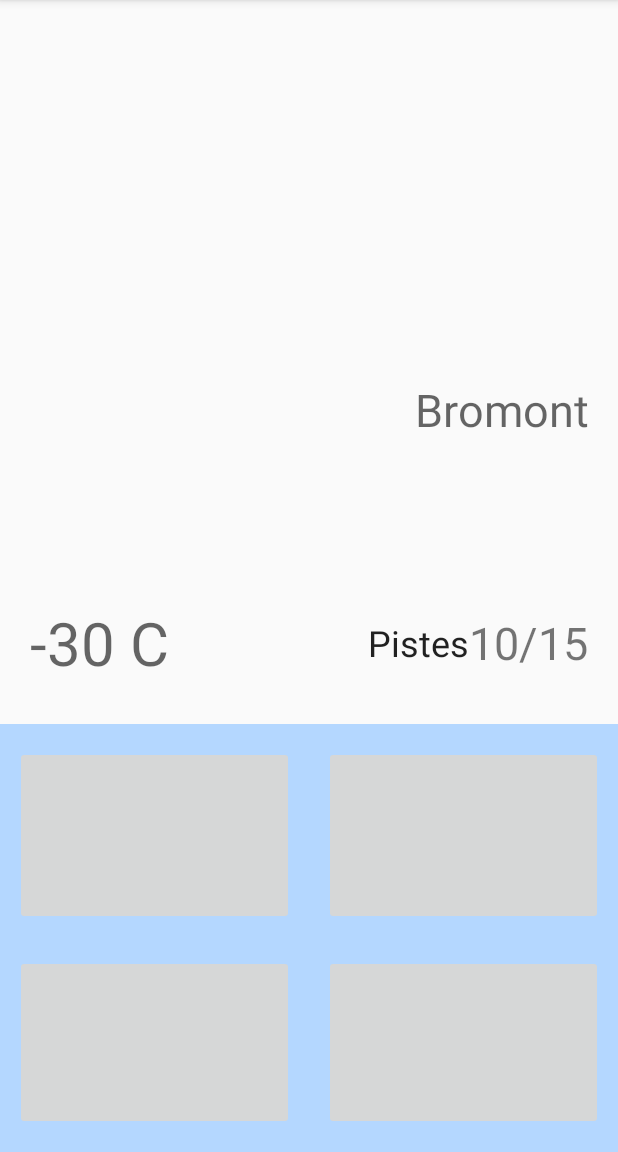
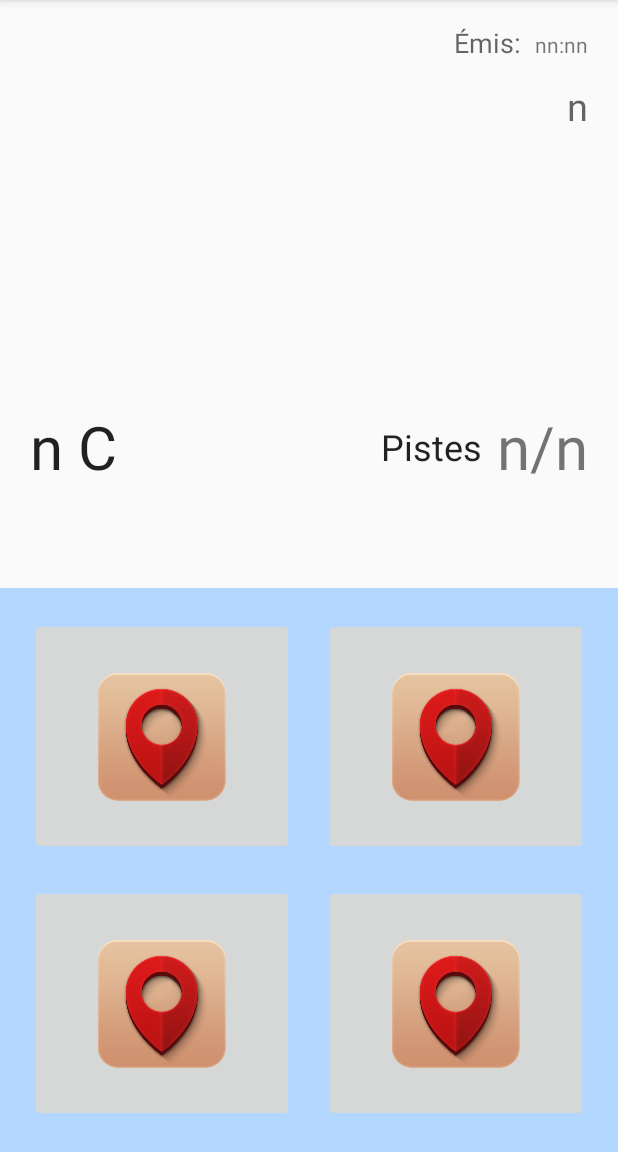
Before and after one commit to AnaelMaubant/SkiConditions, an Android app: the screen it shows after launch (MainActivity), on a phone screen of 412 x 824 dp, the part 84-1236 px from its top. Run offline under Robolectric (Android 15) with nearby library versions, the phone set to English and light mode, and no system bars; network calls fail.

Commit message:
remplir les composants de MainActivity et StationActivity
lorsqu’on clique sur le nom de la station affiche a la premiere page,
il nous dirige vers la page de details et remplir la page avec les
infos(par intent)

```diff
--- a/SkiConditions/app/src/main/java/ift2905/skiconditions/MainActivity.java
+++ b/SkiConditions/app/src/main/java/ift2905/skiconditions/MainActivity.java
@@ -4,25 +4,47 @@ import android.content.Intent;
 import android.os.AsyncTask;
 import android.support.v7.app.ActionBarActivity;
 import android.os.Bundle;
+import android.util.Log;
+import android.util.Pair;
 import android.view.Menu;
 import android.view.MenuItem;
 import android.view.View;
 import android.widget.ImageButton;
+import android.widget.ImageView;
 import android.widget.TextView;
 import android.widget.Toast;
+
+import java.util.HashMap;
+
+import SkiConditionApi.Station;
+import SkiConditionApi.StationsManager;
 
 
 public class MainActivity extends ActionBarActivity {
 
-    ImageButton imgButton2;
-    ImageButton imgButton3;
-    ImageButton imgButton4;
+    ImageButton button_search,button_favoris,button_random,button_map;
+    TextView view_name,view_temp,view_pistes,view_updateDate;
+    ImageView tempIcon;
+    String t,n,w,d;
+    Pair<Integer,Integer> p;
+    Station s;
+
+    //station affichiee dans la page d'accueil
+    String stationPrincipal="Centre plein air Mont Kanasuta";
+
+    StationsManager sm;
+    HashMap<String, Station> stations;
+
+
 
     @Override
     protected void onCreate(Bundle savedInstanceState) {
         super.onCreate(savedInstanceState);
+
+        setContentView(R.layout.activity_main);
+
         new DownloadStations().execute();
-        setContentView(R.layout.activity_main);
+
         addButtonListener();
         addTextListener();
     }
@@ -42,7 +64,6 @@ public class MainActivity extends ActionBarActivity {
 
         switch (item.getItemId()) {
             case R.id.pref:
-
                 Toast.makeText(getBaseContext(), "You selected Preference", Toast.LENGTH_SHORT).show();
 
                 return true;
@@ -77,6 +98,22 @@ public class MainActivity extends ActionBarActivity {
         startActivity(intent);
     }
 
+    public void StartTextActivity() {
+        Intent intent = new Intent();
+        intent.setClass(MainActivity.this, StationActivity.class);
+        Bundle bundle = new Bundle();
+
+        //mettre ca dans le bundle
+        bundle.putString("name", stationPrincipal);
+        bundle.putString("temperature", t);
+        bundle.putString("pistes", p.first + "/" + p.second);
+        bundle.putString("update", d);
+
+        intent.putExtras(bundle);
+
+        startActivity(intent);
+    }
+
     private class DownloadStations extends AsyncTask<String, String, Boolean> {
 
         @Override
@@ -91,6 +128,7 @@ public class MainActivity extends ActionBarActivity {
                 Toast.makeText(MainActivity.this, "Error while getting json", Toast.LENGTH_SHORT).show();
                 new LoadStations().execute();
             } else {
+                Log.d("MAIN", "Json Parsing was successful");
                 Toast.makeText(MainActivity.this, "Json Parsing was successful", Toast.LENGTH_SHORT).show();
                 new SaveStations().execute();
             }
@@ -102,7 +140,8 @@ public class MainActivity extends ActionBarActivity {
         @Override
         protected Boolean doInBackground(String... params) {
 
-            boolean isASuccess = ((SkiConditionApplication) getApplication()).GetStationManager().SaveStations(getBaseContext());
+            sm = ((SkiConditionApplication) getApplication()).GetStationManager();
+            boolean isASuccess = sm.SaveStations(getBaseContext());
             return isASuccess;
         }
 
@@ -112,7 +151,12 @@ public class MainActivity extends ActionBarActivity {
                 Toast.makeText(MainActivity.this, "Error while saving stations", Toast.LENGTH_SHORT).show();
             } else {
                 Toast.makeText(MainActivity.this, "Stations successfully save in db", Toast.LENGTH_SHORT).show();
+
                 new LoadStations().execute();
+
+                Log.d("MAIN", "Stations successfully save in db");
+                stations = sm.get_stations();
+                set_firstPage();
 
             }
         }
@@ -123,7 +167,8 @@ public class MainActivity extends ActionBarActivity {
         @Override
         protected Boolean doInBackground(String... params) {
 
-            boolean isASuccess = ((SkiConditionApplication) getApplication()).GetStationManager().LoadStations(getBaseContext());
+            sm = ((SkiConditionApplication) getApplication()).GetStationManager();
+            boolean isASuccess = sm.LoadStations(getBaseContext());
             return isASuccess;
         }
 
@@ -132,53 +177,89 @@ public class MainActivity extends ActionBarActivity {
             if (!saveIsASuccess) {
                 Toast.makeText(MainActivity.this, "Error while loading stations", Toast.LENGTH_SHORT).show();
             } else {
+                Log.d("MAIN", "Stations successfully load from db");
                 Toast.makeText(MainActivity.this, "Stations successfully load from db", Toast.LENGTH_SHORT).show();
+                stations = sm.get_stations();
+                set_firstPage();
 
             }
         }
     }
 
+    private void findViews(){
+        view_name = (TextView)findViewById(R.id.nomStation);
+        view_temp = (TextView)findViewById(R.id.temp);
+        view_pistes= (TextView)findViewById(R.id.pistes);
+        tempIcon=(ImageView)findViewById(R.id.tempIcon);
+        view_updateDate= (TextView)findViewById(R.id.emis);
+
+    }
+
+    //first page
+    private void showResults(){
+        // on recupere la premiere station
+        s = stations.get(stationPrincipal);
+        t = s.get_temperature();
+        n = s.get_name();
+        p = s.get_trails();
+        w = s.get_weather();
+        d = s.get_lastUpdate();
+
+        // mettre ca dans l interface
+        view_name.setText(s.get_name());
+        view_temp.setText(t);
+        view_pistes.setText(p.first + "/" + p.second);
+        view_updateDate.setText(d);
+    }
+
+    public void set_firstPage(){
+        findViews();
+        showResults();
+    }
 
     public void addButtonListener() {
-        ImageButton imgButton1 = (ImageButton) findViewById(R.id.chercherButton);
-        imgButton1.setOnClickListener(new View.OnClickListener() {
+        button_search = (ImageButton) findViewById(R.id.chercherButton);
+        button_search.setOnClickListener(new View.OnClickListener() {
             @Override
             public void onClick(View view) {
+
                 Toast.makeText(MainActivity.this, "chercher une station!", Toast.LENGTH_SHORT).show();
             }
         });
 
-        imgButton2 = (ImageButton) findViewById(R.id.favorisButton);
-        imgButton2.setOnClickListener(new View.OnClickListener() {
+        button_favoris = (ImageButton) findViewById(R.id.favorisButton);
+        button_favoris.setOnClickListener(new View.OnClickListener() {
             @Override
             public void onClick(View view) {
                 Toast.makeText(MainActivity.this, "montrer tous mes sites preferees!", Toast.LENGTH_SHORT).show();
             }
         });
 
-        imgButton3 = (ImageButton) findViewById(R.id.randomButton);
-        imgButton3.setOnClickListener(new View.OnClickListener() {
+        button_random = (ImageButton) findViewById(R.id.randomButton);
+        button_random.setOnClickListener(new View.OnClickListener() {
             @Override
             public void onClick(View view) {
                 Toast.makeText(MainActivity.this, "suggerer maintenant une station aleatoire!", Toast.LENGTH_SHORT).show();
             }
         });
 
-        imgButton4 = (ImageButton) findViewById(R.id.mapButton);
-        imgButton4.setOnClickListener(new View.OnClickListener() {
+        button_map = (ImageButton) findViewById(R.id.mapButton);
+        button_map.setOnClickListener(new View.OnClickListener() {
             @Override
             public void onClick(View view) {
                 Toast.makeText(MainActivity.this, "montrer la carte qui indique tous les stations!", Toast.LENGTH_SHORT).show();
             }
         });
     }
+
     public void addTextListener() {
-    TextView btn = (TextView) findViewById(R.id.nomStation);
-    btn.setOnClickListener(new View.OnClickListener() {
+        TextView btn = (TextView) findViewById(R.id.nomStation);
+        btn.setOnClickListener(new View.OnClickListener() {
 
         @Override
         public void onClick (View v){
             Toast.makeText(MainActivity.this, "Afficher maintenant la page de details de cette station!!", Toast.LENGTH_SHORT).show();
+            StartTextActivity();
 
         }
     }
--- a/SkiConditions/app/src/main/res/layout/activity_main.xml
+++ b/SkiConditions/app/src/main/res/layout/activity_main.xml
@@ -4,50 +4,88 @@
     android:orientation="vertical"
     android:layout_width="match_parent"
     android:layout_height="match_parent"
-    android:weightSum="1"
     android:paddingTop="@dimen/activity_vertical_margin"
     tools:context=".MainActivity"
-    android:gravity="bottom">
+    android:gravity="top"
+    android:weightSum="4">
 
     <LinearLayout
-        android:orientation="horizontal"
-        android:layout_width="match_parent"
-        android:layout_height="82dp"
+        android:orientation="vertical"
+        android:layout_width="fill_parent"
+        android:layout_height="0dp"
+        android:layout_weight="1"
         android:paddingLeft="20dp"
-        android:gravity="center_vertical"
-        android:layout_weight="0.44">
+        android:paddingRight="20dp">
 
-        <ImageView
-            android:layout_width="50dp"
-            android:layout_height="50dp"
-            android:id="@+id/imageView" />
+        <LinearLayout
+            android:orientation="horizontal"
+            android:layout_width="fill_parent"
+            android:layout_height="wrap_content"
+            android:gravity="right|top">
 
-        <TextView
+            <TextView
+                android:layout_width="wrap_content"
+                android:layout_height="wrap_content"
+                android:textAppearance="?android:attr/textAppearanceMedium"
+                android:text="Émis:  " />
+
+            <TextView
+                android:layout_width="wrap_content"
+                android:layout_height="wrap_content"
+                android:textAppearance="?android:attr/textAppearanceSmall"
+                android:text="@string/emisHeure"
+                android:id="@+id/emis" />
+
+        </LinearLayout>
+
+        <LinearLayout
+            android:orientation="horizontal"
             android:layout_width="match_parent"
-            android:layout_height="50dp"
-            android:textAppearance="?android:attr/textAppearanceMedium"
-            android:text="@string/nomStation"
-            android:id="@+id/nomStation"
+            android:layout_height="wrap_content"
             android:gravity="center_vertical|right"
-            android:paddingLeft="20dp"
-            android:paddingRight="20dp"
-            android:textSize="30sp"
-            android:clickable="true" />
+            android:layout_gravity="center_vertical|right">
+
+            <ImageView
+                android:layout_width="60dp"
+                android:layout_height="60dp"
+                android:id="@+id/tempIcon" />
+
+            <TextView
+                android:layout_width="match_parent"
+                android:layout_height="wrap_content"
+                android:textAppearance="?android:attr/textAppearanceMedium"
+                android:text="@string/nomStation"
+                android:id="@+id/nomStation"
+                android:gravity="center_vertical|right"
+                android:textSize="25dp"
+                android:clickable="true" />
+
+        </LinearLayout>
     </LinearLayout>
 
     <LinearLayout
         android:orientation="horizontal"
         android:layout_width="match_parent"
-        android:layout_height="108dp"
+        android:layout_height="0dp"
         android:paddingLeft="20dp"
         android:paddingRight="20dp"
-        android:gravity="center_vertical">
+        android:layout_weight="1"
+        android:gravity="center_vertical|center_horizontal">
 
         <TextView
             android:layout_width="wrap_content"
             android:layout_height="wrap_content"
-            android:textAppearance="?android:attr/textAppearanceMedium"
+            android:textAppearance="?android:attr/textAppearanceLarge"
             android:text="@string/degre"
+            android:id="@+id/temp"
+            android:textSize="40sp"
+            android:layout_marginRight="10dp" />
+
+        <TextView
+            android:layout_width="wrap_content"
+            android:layout_height="wrap_content"
+            android:textAppearance="?android:attr/textAppearanceLarge"
+            android:text="C"
             android:id="@+id/textView2"
             android:textSize="40sp" />
 
@@ -59,30 +97,35 @@
             android:id="@+id/textView3"
             android:gravity="right"
             android:textSize="24dp"
-            android:layout_weight="1" />
+            android:layout_weight="1"
+            android:layout_marginRight="10dp" />
 
         <TextView
             android:layout_width="wrap_content"
             android:layout_height="wrap_content"
             android:text="@string/nbPistes"
-            android:id="@+id/textView4"
-            android:textSize="30sp" />
+            android:id="@+id/pistes"
+            android:textSize="40dp" />
     </LinearLayout>
 
     <LinearLayout
         android:orientation="vertical"
         android:layout_width="match_parent"
-        android:layout_height="285dp"
-        android:weightSum="1"
+        android:layout_height="0dp"
         android:background="#ffb4d7ff"
-        android:gravity="center_vertical|center_horizontal"
-        android:layout_gravity="bottom">
+        android:padding="10dp"
+        android:touchscreenBlocksFocus="false"
+        android:layout_gravity="bottom"
+        android:gravity="bottom"
+        android:layout_weight="2"
+        android:weightSum="2">
 
         <LinearLayout
             android:orientation="horizontal"
             android:layout_width="match_parent"
-            android:layout_height="wrap_content"
-            android:layout_weight="0.43">
+            android:layout_height="0dp"
+            android:layout_weight="1"
+            android:layout_gravity="center_horizontal">
 
             <ImageButton
                 android:layout_width="match_parent"
@@ -92,7 +135,8 @@
                 android:padding="20dp"
                 android:paddingLeft="20dp"
                 android:layout_weight="1"
-                android:layout_margin="10dp" />
+                android:layout_margin="10dp"
+                android:src="@mipmap/map1"/>
 
             <ImageButton
                 android:layout_width="match_parent"
@@ -105,29 +149,32 @@
                 android:paddingTop="10dp"
                 android:paddingRight="10dp"
                 android:paddingBottom="10dp"
-                android:layout_margin="10dp" />
+                android:layout_margin="10dp"
+                android:src="@mipmap/map1"/>
         </LinearLayout>
 
         <LinearLayout
             android:orientation="horizontal"
             android:layout_width="match_parent"
-            android:layout_height="wrap_content"
+            android:layout_height="0dp"
             android:layout_gravity="center_horizontal"
-            android:layout_weight="0.52">
+            android:layout_weight="1">
 
             <ImageButton
                 android:layout_width="match_parent"
                 android:layout_height="match_parent"
                 android:id="@+id/randomButton"
                 android:layout_weight="1"
-                android:layout_margin="10dp" />
+                android:layout_margin="10dp"
+                android:src="@mipmap/map1"/>
 
             <ImageButton
                 android:layout_width="match_parent"
                 android:layout_height="match_parent"
                 android:id="@+id/mapButton"
                 android:layout_weight="1"
-                android:layout_margin="10dp" />
+                android:layout_margin="10dp"
+                android:src="@mipmap/map1"/>
         </LinearLayout>
     </LinearLayout>
 
--- a/SkiConditions/app/src/main/res/values/strings.xml
+++ b/SkiConditions/app/src/main/res/values/strings.xml
@@ -11,12 +11,11 @@
     <string name="testPage">TestPage</string>
     <string name="title_activity_debug_list">DebugListActivity</string>
     <string name="action_settings">Settings</string>
-    <string name="degre">-30 C</string>
-    <string name="nomStation">Bromont</string>
-    <string name="nbPistes">10/15</string>
+    <string name="degre">n</string>
+    <string name="nomStation">n</string>
+    <string name="nbPistes">n/n</string>
     <string name="title_activity_station">StationActivity</string>
-    <string name="emisDate">12/12/12</string>
-    <string name="emisHeure">08:00</string>
+    <string name="emisHeure">nn:nn</string>
     <string name="title_activity_main_activity2">MainActivity2</string>
 
 </resources>
```
Also changed, not shown: SkiConditions/app/src/main/java/ift2905/skiconditions/StationActivity.java (+36 -5 lines), SkiConditions/app/src/main/res/layout/activity_station.xml (+64 -65 lines).
